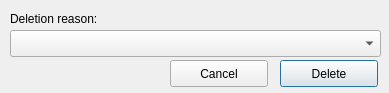
Before: the Qt Designer form huggle/deleteform.ui in huggle/huggle3-qt-lx, drawn with Qt 5.
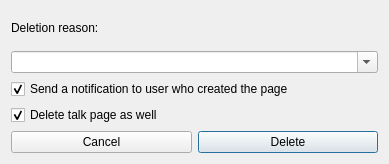
After: the same form once the commit is applied.

Commit message: fixed delete form

What changed in the file:
```diff
--- a/huggle/deleteform.ui
+++ b/huggle/deleteform.ui
@@ -7,67 +7,78 @@
     <x>0</x>
     <y>0</y>
     <width>389</width>
-    <height>93</height>
+    <height>164</height>
    </rect>
   </property>
+  <property name="sizePolicy">
+   <sizepolicy hsizetype="Fixed" vsizetype="Fixed">
+    <horstretch>0</horstretch>
+    <verstretch>0</verstretch>
+   </sizepolicy>
+  </property>
   <property name="windowTitle">
    <string>Delete</string>
   </property>
-  <widget class="QPushButton" name="pushButton">
-   <property name="geometry">
-    <rect>
-     <x>280</x>
-     <y>60</y>
-     <width>98</width>
-     <height>27</height>
-    </rect>
-   </property>
-   <property name="mouseTracking">
-    <bool>false</bool>
-   </property>
-   <property name="text">
-    <string>Delete</string>
-   </property>
-   <property name="default">
-    <bool>true</bool>
-   </property>
-  </widget>
-  <widget class="QPushButton" name="pushButton_2">
-   <property name="geometry">
-    <rect>
-     <x>170</x>
-     <y>60</y>
-     <width>98</width>
-     <height>27</height>
-    </rect>
-   </property>
-   <property name="text">
-    <string>Cancel</string>
-   </property>
-  </widget>
-  <widget class="QComboBox" name="comboBox">
-   <property name="geometry">
-    <rect>
-     <x>10</x>
-     <y>30</y>
-     <width>371</width>
-     <height>27</height>
-    </rect>
-   </property>
-  </widget>
-  <widget class="QLabel" name="label">
-   <property name="geometry">
-    <rect>
-     <x>10</x>
-     <y>10</y>
-     <width>111</width>
-     <height>17</height>
-    </rect>
-   </property>
-   <property name="text">
-    <string>Deletion reason:</string>
-   </property>
-  </widget>
+  <layout class="QVBoxLayout" name="verticalLayout">
+   <item>
+    <widget class="QLabel" name="label">
+     <property name="text">
+      <string>Deletion reason:</string>
+     </property>
+    </widget>
+   </item>
+   <item>
+    <widget class="QComboBox" name="comboBox">
+     <property name="editable">
+      <bool>true</bool>
+     </property>
+    </widget>
+   </item>
+   <item>
+    <widget class="QCheckBox" name="checkBox">
+     <property name="text">
+      <string>Send a notification to user who created the page</string>
+     </property>
+     <property name="checked">
+      <bool>true</bool>
+     </property>
+    </widget>
+   </item>
+   <item>
+    <widget class="QCheckBox" name="checkBox_2">
+     <property name="text">
+      <string>Delete talk page as well</string>
+     </property>
+     <property name="checked">
+      <bool>true</bool>
+     </property>
+    </widget>
+   </item>
+   <item>
+    <layout class="QHBoxLayout" name="horizontalLayout">
+     <item>
+      <widget class="QPushButton" name="pushButton_2">
+       <property name="text">
+        <string>Cancel</string>
+       </property>
+      </widget>
+     </item>
+     <item>
+      <widget class="QPushButton" name="pushButton">
+       <property name="mouseTracking">
+        <bool>false</bool>
+       </property>
+       <property name="text">
+        <string>Delete</string>
+       </property>
+       <property name="default">
+        <bool>true</bool>
+       </property>
+      </widget>
+     </item>
+    </layout>
+   </item>
+  </layout>
  </widget>
  <resources/>
  <connections/>
```
The commit also changes 10 other files.
